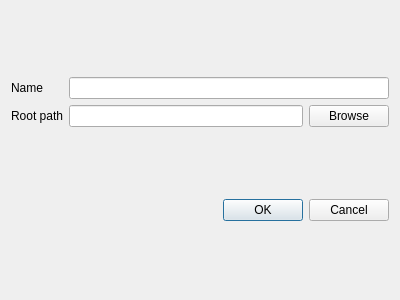
Qt form tools/editor/application/VadonEditor/UI/Project/NewProjectDialog.ui (janos-ijgyarto/vadon) before a commit.
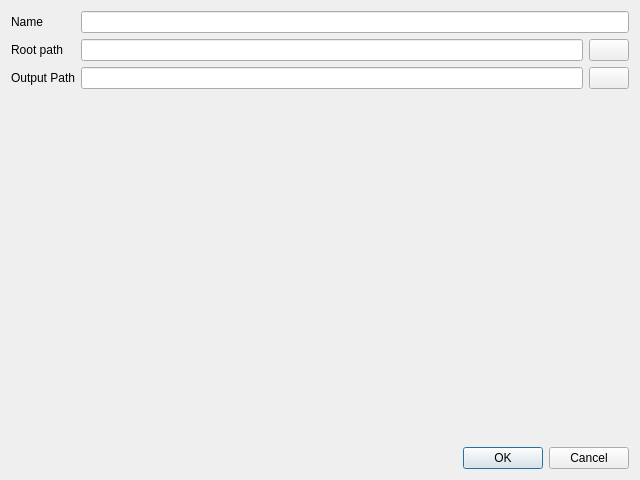
The same form after that commit. Icons and pictures are not drawn.

Diff of the .ui file:
```diff
--- a/tools/editor/application/VadonEditor/UI/Project/NewProjectDialog.ui
+++ b/tools/editor/application/VadonEditor/UI/Project/NewProjectDialog.ui
@@ -9,8 +9,8 @@
    <rect>
     <x>0</x>
     <y>0</y>
-    <width>400</width>
-    <height>300</height>
+    <width>640</width>
+    <height>480</height>
    </rect>
   </property>
   <property name="windowTitle">
@@ -21,7 +21,10 @@
   </property>
   <layout class="QVBoxLayout" name="verticalLayout">
    <item>
-    <layout class="QGridLayout" name="mainGrid">
+    <layout class="QFormLayout" name="mainForm">
+     <property name="formAlignment">
+      <set>Qt::AlignmentFlag::AlignLeading|Qt::AlignmentFlag::AlignLeft|Qt::AlignmentFlag::AlignTop</set>
+     </property>
      <item row="0" column="0">
       <widget class="QLabel" name="nameLabel">
        <property name="text">
@@ -29,6 +32,9 @@
        </property>
       </widget>
      </item>
+     <item row="0" column="1">
+      <widget class="QLineEdit" name="nameLineEdit"/>
+     </item>
      <item row="1" column="0">
       <widget class="QLabel" name="rootPathLabel">
        <property name="text">
@@ -37,17 +43,53 @@
       </widget>
      </item>
      <item row="1" column="1">
-      <widget class="QLineEdit" name="rootPathLineEdit"/>
+      <layout class="QHBoxLayout" name="rootPathHBox">
+       <item>
+        <widget class="QLineEdit" name="rootPathLineEdit">
+         <property name="readOnly">
+          <bool>true</bool>
+         </property>
+        </widget>
+       </item>
+       <item>
+        <widget class="QPushButton" name="rootPathBrowseButton">
+         <property name="text">
+          <string/>
+         </property>
+         <property name="icon">
+          <iconset theme="QIcon::ThemeIcon::FolderOpen"/>
+         </property>
+        </widget>
+       </item>
+      </layout>
      </item>
-     <item row="1" column="2">
-      <widget class="QPushButton" name="browseButton">
+     <item row="2" column="0">
+      <widget class="QLabel" name="outputPathLabel">
        <property name="text">
-        <string>Browse</string>
+        <string>Output Path</string>
        </property>
       </widget>
      </item>
-     <item row="0" column="1" colspan="2">
-      <widget class="QLineEdit" name="nameLineEdit"/>
+     <item row="2" column="1">
+      <layout class="QHBoxLayout" name="outputPathHBox">
+       <item>
+        <widget class="QLineEdit" name="outputPathLineEdit">
+         <property name="readOnly">
+          <bool>true</bool>
+         </property>
+        </widget>
+       </item>
+       <item>
+        <widget class="QPushButton" name="outputPathBrowseButton">
+         <property name="text">
+          <string/>
+         </property>
+         <property name="icon">
+          <iconset theme="QIcon::ThemeIcon::FolderOpen"/>
+         </property>
+        </widget>
+       </item>
+      </layout>
      </item>
     </layout>
    </item>
```
Left out of the diff: 46 changed lines with no effect on the pictures.
